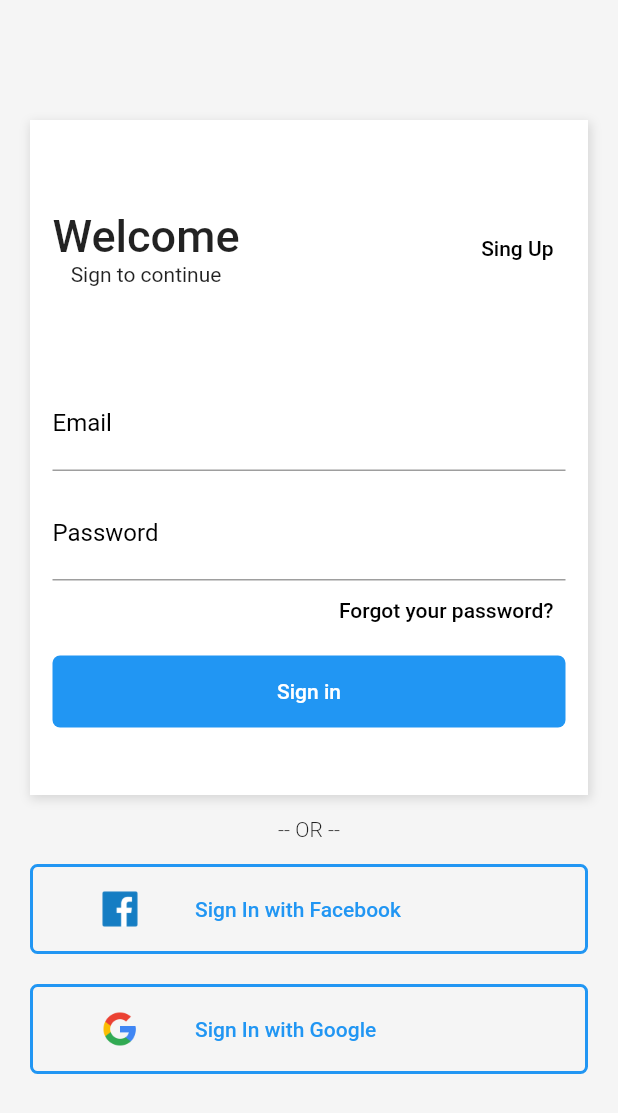
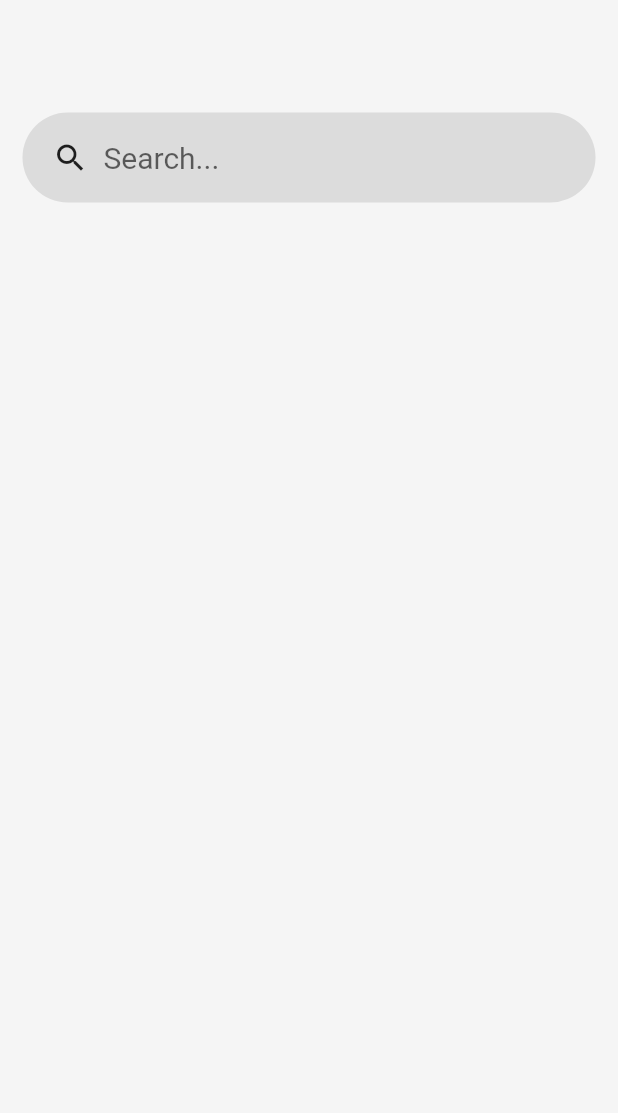
Before and after one commit to oliversieto/shopping_flutter, a Flutter app: the screen it shows after launch, after a tap on "Sign in", on a phone screen of 412 x 824 dp. Shown: the top 1113 px of the screen. Run offline on Flutter 3.47's test engine with Material 2 defaults, Android fonts, the phone set to English and light mode, and no system bars.

Commit message:
feat: inicio da home page

```diff
--- /dev/null
+++ b/lib/pages/home.page.dart
@@ -0,0 +1,62 @@
+import 'package:flutter/material.dart';
+
+class HomePage extends StatelessWidget {
+  @override
+  Widget build(BuildContext context) {
+    return Scaffold(
+      body: Container(
+        padding: EdgeInsets.all(15),
+        color: Color(0xFFF5F5F5),
+        child: Column(
+          crossAxisAlignment: CrossAxisAlignment.stretch,
+          children: [
+            SizedBox(
+              height: 60,
+            ),
+            search(),
+          ],
+        ),
+      ),
+    );
+  }
+}
+
+Widget search() {
+  return Container(
+    height: 60,
+    padding: EdgeInsets.only(
+      left: 20,
+    ),
+    decoration: BoxDecoration(
+      color: Colors.black.withOpacity(0.1),
+      borderRadius: BorderRadius.all(
+        Radius.circular(128),
+      ),
+    ),
+    child: Row(
+      children: [
+        Icon(Icons.search),
+        Container(
+          width: 300,
+          padding: EdgeInsets.only(left: 10),
+          child: TextFormField(
+            keyboardType: TextInputType.text,
+            decoration: InputDecoration(
+              border: InputBorder.none,
+              hintText: "Search...",
+              labelStyle: TextStyle(
+                color: Colors.blue,
+                fontWeight: FontWeight.w300,
+                fontSize: 16,
+              ),
+            ),
+            style: TextStyle(
+              color: Colors.blue,
+              fontSize: 20,
+            ),
+          ),
+        ),
+      ],
+    ),
+  );
+}
--- a/lib/pages/login.page.dart
+++ b/lib/pages/login.page.dart
@@ -1,4 +1,5 @@
 import 'package:flutter/material.dart';
+import 'package:shopping/pages/home.page.dart';
 import 'package:shopping/pages/signup.page.dart';
 
 class LoginPage extends StatelessWidget {
@@ -132,7 +133,14 @@ class LoginPage extends StatelessWidget {
                           ),
                         ),
                         child: TextButton(
-                          onPressed: () {},
+                          onPressed: () {
+                            Navigator.push(
+                              context,
+                              MaterialPageRoute(
+                                builder: (context) => HomePage(),
+                              ),
+                            );
+                          },
                           child: Text(
                             "Sign in",
                             style: TextStyle(color: Colors.white),
```
